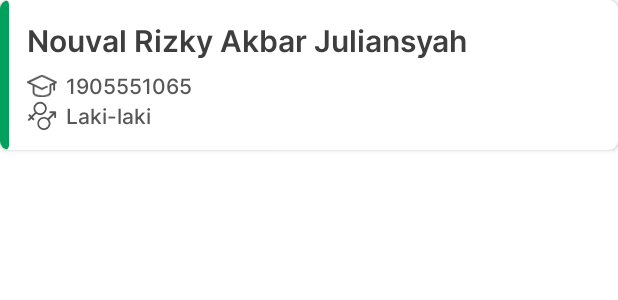
After one commit to nouvalrizky/AplikasiDataMahasiswa, an Android app: the layout card_item_mhs.xml on its own in the app's theme, with its tools: preview values and no code run, on a phone screen of 412 x 824 dp. The commit adds this screen. Shown: the top 300 px of the screen. Run offline under Robolectric (Android 15) with nearby library versions, the phone set to English and light mode, and no system bars.

Commit message:
Add Recycler View

```diff
--- a/app/src/main/java/com/example/aplikasidatamahasiswa/FormActivity.java
+++ b/app/src/main/java/com/example/aplikasidatamahasiswa/FormActivity.java
@@ -183,6 +183,10 @@ public class FormActivity extends AppCompatActivity {
 		intentToDisplay.putExtra("kelaminMhs", kelaminMhs);
 		intentToDisplay.putExtra("uktMhs", uktMhs);
 		intentToDisplay.putExtra("bahasaMhs", bahasaMhs);
+
+		MyDatabaseHelper myDatabaseHelper = new MyDatabaseHelper(this);
+		myDatabaseHelper.tambahMahasiswa(namaMhs, nimMhs, alamatMhs, kelaminMhs, uktMhs, bahasaMhs);
+
 		startActivity(intentToDisplay);
 	}
 
--- /dev/null
+++ b/app/src/main/res/drawable/green_side_card.xml
@@ -0,0 +1,6 @@
+<?xml version="1.0" encoding="utf-8"?>
+<shape xmlns:android="http://schemas.android.com/apk/res/android">
+    <solid android:color="@color/blue_primary"/>
+    <corners android:topLeftRadius="10dp" android:topRightRadius="10dp"
+        android:bottomLeftRadius="10dp" android:bottomRightRadius="10dp"/>
+</shape>
--- a/app/src/main/res/drawable/ic_gender.xml
+++ b/app/src/main/res/drawable/ic_gender.xml
@@ -1,8 +1,8 @@
 <vector android:height="24dp" android:viewportHeight="22.26"
     android:viewportWidth="22.26" android:width="24dp" xmlns:android="http://schemas.android.com/apk/res/android">
     <path android:fillColor="#fff" android:pathData="M0,22.26L0,0L22.26,0L22.26,22.26ZM15.45,12.79a4.89,4.89 0,1 0,-0.19 8,4.71 4.71,0 0,0 1.95,-2.73 4.77,4.77 0,0 0,-0.74 -4.17L20.18,10.13v1.68a0.7,0.7 0,1 0,1.39 0L21.57,8.35a0.68,0.68 0,0 0,-0.7 -0.7L17.41,7.65a0.7,0.7 0,1 0,0 1.39h1.54l0.25,0ZM6.83,9.47a4.86,4.86 0,1 0,-1 -1L3.24,11.03 3.13,10.9l-0.8,-0.8a0.69,0.69 0,0 0,-1 0,0.68 0.68,0 0,0 0,1l0.35,0.36 0.65,0.62L2.13,12.23l-1.2,1.2a0.69,0.69 0,0 0,-0.13 0.8,0.65 0.65,0 0,0 0.7,0.37 1,1 0,0 0,0.46 -0.25c0.46,-0.43 0.89,-0.87 1.33,-1.32l0.17,0.16c0.29,0.28 0.56,0.57 0.85,0.84a0.69,0.69 0,0 0,1 -1c-0.19,-0.21 -0.39,-0.41 -0.59,-0.6s-0.3,-0.25 -0.46,-0.38L6.75,9.53Z"/>
-    <path android:fillColor="#FF000000" android:pathData="M15.45,12.79l3.76,-3.73 -0.25,0L17.42,9.06a0.7,0.7 0,1 1,0 -1.39h3.46a0.68,0.68 0,0 1,0.7 0.7v3.46a0.7,0.7 0,1 1,-1.39 0L20.19,10.13l-3.71,3.72a4.77,4.77 0,0 1,0.74 4.17,4.71 4.71,0 0,1 -1.95,2.73 4.88,4.88 0,1 1,0.19 -7.95ZM16,16.71A3.48,3.48 0,1 0,12.55 20.13,3.48 3.48,0 0,0 16,16.71Z"/>
-    <path android:fillColor="#FF000000" android:pathData="M6.83,9.47l-0.08,0.06L4.2,12.13c0.16,0.13 0.31,0.24 0.46,0.38s0.4,0.39 0.59,0.6a0.69,0.69 0,0 1,-1 1c-0.29,-0.27 -0.56,-0.56 -0.85,-0.84l-0.17,-0.16c-0.44,0.45 -0.87,0.89 -1.33,1.32a1,1 0,0 1,-0.46 0.25,0.65 0.65,0 0,1 -0.7,-0.37 0.69,0.69 0,0 1,0.13 -0.8L2.13,12.23l0.22,-0.18 -0.65,-0.62 -0.35,-0.36a0.68,0.68 0,0 1,0 -1,0.69 0.69,0 0,1 1,0l0.8,0.8 0.14,0.13L5.81,8.46a4.92,4.92 0,1 1,1 1ZM9.73,9.04a3.48,3.48 0,1 0,-3.47 -3.5A3.48,3.48 0,0 0,9.73 9.04Z"/>
+    <path android:fillColor="@color/grey" android:pathData="M15.45,12.79l3.76,-3.73 -0.25,0L17.42,9.06a0.7,0.7 0,1 1,0 -1.39h3.46a0.68,0.68 0,0 1,0.7 0.7v3.46a0.7,0.7 0,1 1,-1.39 0L20.19,10.13l-3.71,3.72a4.77,4.77 0,0 1,0.74 4.17,4.71 4.71,0 0,1 -1.95,2.73 4.88,4.88 0,1 1,0.19 -7.95ZM16,16.71A3.48,3.48 0,1 0,12.55 20.13,3.48 3.48,0 0,0 16,16.71Z"/>
+    <path android:fillColor="@color/grey" android:pathData="M6.83,9.47l-0.08,0.06L4.2,12.13c0.16,0.13 0.31,0.24 0.46,0.38s0.4,0.39 0.59,0.6a0.69,0.69 0,0 1,-1 1c-0.29,-0.27 -0.56,-0.56 -0.85,-0.84l-0.17,-0.16c-0.44,0.45 -0.87,0.89 -1.33,1.32a1,1 0,0 1,-0.46 0.25,0.65 0.65,0 0,1 -0.7,-0.37 0.69,0.69 0,0 1,0.13 -0.8L2.13,12.23l0.22,-0.18 -0.65,-0.62 -0.35,-0.36a0.68,0.68 0,0 1,0 -1,0.69 0.69,0 0,1 1,0l0.8,0.8 0.14,0.13L5.81,8.46a4.92,4.92 0,1 1,1 1ZM9.73,9.04a3.48,3.48 0,1 0,-3.47 -3.5A3.48,3.48 0,0 0,9.73 9.04Z"/>
     <path android:fillColor="#fff" android:pathData="M16,16.71a3.48,3.48 0,1 1,-3.45 -3.49A3.48,3.48 0,0 1,16 16.71Z"/>
     <path android:fillColor="#fff" android:pathData="M9.73,9.04a3.48,3.48 0,1 1,3.49 -3.48A3.48,3.48 0,0 1,9.73 9.04Z"/>
 </vector>
--- /dev/null
+++ b/app/src/main/res/layout/card_item_mhs.xml
@@ -0,0 +1,90 @@
+<?xml version="1.0" encoding="utf-8"?>
+<androidx.cardview.widget.CardView xmlns:android="http://schemas.android.com/apk/res/android"
+    xmlns:tools="http://schemas.android.com/tools"
+    android:layout_width="match_parent"
+    android:layout_height="wrap_content"
+    xmlns:app="http://schemas.android.com/apk/res-auto"
+    app:cardCornerRadius="6dp"
+    android:layout_marginBottom="6dp">
+
+    <LinearLayout
+        android:layout_width="wrap_content"
+        android:layout_height="wrap_content"
+        android:orientation="horizontal">
+
+        <View
+            android:layout_width="6dp"
+            android:layout_height="100dp"
+            android:background="@drawable/green_side_card"
+            tools:ignore="MissingConstraints" />
+
+        <LinearLayout
+            android:layout_width="wrap_content"
+            android:layout_height="wrap_content"
+            android:layout_gravity="center_vertical"
+            android:layout_marginStart="12dp"
+            android:orientation="vertical">
+
+            <TextView
+                android:id="@+id/namaMahasiswaCard"
+                android:layout_width="wrap_content"
+                android:layout_height="wrap_content"
+                android:text="Nouval Rizky Akbar Juliansyah"
+                android:textSize="20sp"
+                android:textColor="@color/dark_grey"
+                android:fontFamily="@font/semibold"
+                app:layout_constraintTop_toBottomOf="parent"/>
+
+            <LinearLayout
+                android:layout_width="wrap_content"
+                android:layout_height="wrap_content"
+                android:layout_marginTop="6dp"
+                android:orientation="horizontal">
+
+                <ImageView
+                    android:layout_width="20dp"
+                    android:layout_height="20dp"
+                    android:src="@drawable/ic_nomerinduk"/>
+
+                <TextView
+                    android:id="@+id/nimMahasiswaCard"
+                    android:layout_marginStart="6dp"
+                    android:layout_width="wrap_content"
+                    android:layout_height="wrap_content"
+                    android:text="1905551065"
+                    android:fontFamily="@font/medium"
+                    android:textColor="@color/grey"/>
+
+            </LinearLayout>
+
+            <LinearLayout
+                android:layout_width="wrap_content"
+                android:layout_height="wrap_content"
+                android:orientation="horizontal">
+
+                <ImageView
+                    android:layout_width="20dp"
+                    android:layout_height="20dp"
+                    android:src="@drawable/ic_gender"/>
+
+                <TextView
+                    android:id="@+id/genderMahasiswaCard"
+                    android:layout_marginStart="6dp"
+                    android:layout_width="wrap_content"
+                    android:layout_height="wrap_content"
+                    android:text="Laki-laki"
+                    android:fontFamily="@font/medium"
+                    android:textColor="@color/grey"/>
+
+            </LinearLayout>
+
+        </LinearLayout>
+
+
+
+
+
+    </LinearLayout>
+
+
+</androidx.cardview.widget.CardView>
--- a/app/src/main/res/layout/fragment_home.xml
+++ b/app/src/main/res/layout/fragment_home.xml
@@ -39,6 +39,7 @@
     <androidx.recyclerview.widget.RecyclerView
         android:id="@+id/recycler_mhs"
         android:layout_width="match_parent"
+        android:layout_marginTop="120dp"
         android:layout_height="match_parent"/>
 
 </androidx.constraintlayout.widget.ConstraintLayout>
--- a/app/src/main/res/values/colors.xml
+++ b/app/src/main/res/values/colors.xml
@@ -6,8 +6,8 @@
     <color name="teal_200">#00A15D</color>
     <color name="teal_700">#00A15D</color>
     <color name="black">#242424</color>
-    <color name="dark_grey">#373737</color>
-    <color name="grey">#606060</color>
+    <color name="dark_grey">#3E3E3E</color>
+    <color name="grey">#575757</color>
     <color name="white">#FFFFFFFF</color>
     <color name="light_grey">#DBDBDB</color>
     <color name="blue_primary">#00A15D</color>
```
Also changed, not shown: app/src/main/java/com/example/aplikasidatamahasiswa/HomeActivity.java (+13 -1 lines), app/src/main/java/com/example/aplikasidatamahasiswa/HomeFragment.java (+51 -1 lines), app/src/main/java/com/example/aplikasidatamahasiswa/MyDatabaseHelper.java (added, +75 -0 lines), app/src/main/java/com/example/aplikasidatamahasiswa/RecyclerAdapter.java (added, +66 -0 lines).
